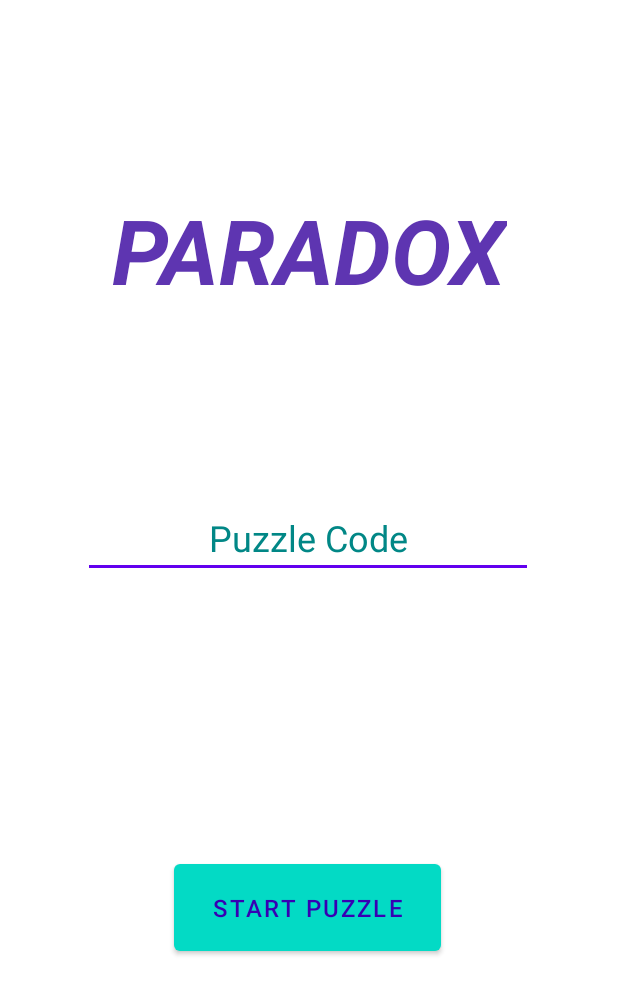
After one commit to Project-BOA/PARADOX, an Android app: the WelcomeActivity screen opened directly, with no data from a screen before it, on a phone screen of 412 x 824 dp. The commit adds this screen. Shown: the top 994 px of the screen. Run offline under Robolectric (Android 15) with nearby library versions, the phone set to English and light mode, and no system bars.

Commit message:
add welcome screen with puzzle id input

```diff
--- a/app/build.gradle
+++ b/app/build.gradle
@@ -39,7 +39,7 @@ android {
 dependencies {
     // core dependencies
     implementation 'androidx.core:core-ktx:1.9.0'
-    implementation 'androidx.appcompat:appcompat:1.6.0'
+    implementation 'androidx.appcompat:appcompat:1.6.1'
     implementation 'com.google.android.material:material:1.8.0'
 
     // for using view model classes
@@ -60,4 +60,5 @@ dependencies {
     implementation "com.squareup.retrofit2:retrofit:2.9.0"
     implementation "com.squareup.moshi:moshi-kotlin:1.9.3"
     implementation "com.squareup.retrofit2:converter-moshi:2.9.0"
+    implementation 'androidx.core:core-ktx:+'
 }
--- a/app/src/main/AndroidManifest.xml
+++ b/app/src/main/AndroidManifest.xml
@@ -12,6 +12,9 @@
         android:theme="@style/Theme.PARADOX"
         tools:targetApi="31">
         <activity
+            android:name=".WelcomeActivity"
+            android:exported="false" />
+        <activity
             android:name=".MainActivity"
             android:exported="true">
             <intent-filter>
--- /dev/null
+++ b/app/src/main/java/team/boa/paradox/LogTags.kt
@@ -0,0 +1,5 @@
+package team.boa.paradox
+
+enum class LogTags {
+    MAIN_ACTIVITY
+}
--- /dev/null
+++ b/app/src/main/java/team/boa/paradox/WelcomeActivity.kt
@@ -0,0 +1,34 @@
+package team.boa.paradox
+
+import android.content.Intent
+import android.os.Bundle
+import android.widget.Button
+import android.widget.EditText
+import androidx.appcompat.app.AppCompatActivity
+
+
+class WelcomeActivity : AppCompatActivity() {
+    override fun onCreate(savedInstanceState: Bundle?) {
+        super.onCreate(savedInstanceState)
+        setContentView(R.layout.activity_welcome)
+
+        // hide title and title bar
+         supportActionBar?.hide()
+
+        // get submit components from view
+        val submitButton : Button = findViewById(R.id.button_puzzle_id)
+        val puzzle_id_input: EditText = findViewById(R.id.edit_text_puzzle_id)
+
+        // intent to pass data back to main activity
+        val data = Intent()
+
+        submitButton.setOnClickListener{
+
+            var cleaned_input_string = puzzle_id_input.text.trim().toString();
+
+            data.putExtra("puzzle_id", cleaned_input_string)
+            setResult(RESULT_OK, data)
+            finish()
+        }
+    }
+}
--- a/app/src/main/res/layout/activity_main.xml
+++ b/app/src/main/res/layout/activity_main.xml
@@ -7,6 +7,7 @@
     tools:context=".MainActivity">
 
     <TextView
+        android:id="@+id/text_Display"
         android:layout_width="wrap_content"
         android:layout_height="wrap_content"
         android:text="Hello World!"
--- /dev/null
+++ b/app/src/main/res/layout/activity_welcome.xml
@@ -0,0 +1,70 @@
+<?xml version="1.0" encoding="utf-8"?>
+<androidx.constraintlayout.widget.ConstraintLayout xmlns:android="http://schemas.android.com/apk/res/android"
+    xmlns:app="http://schemas.android.com/apk/res-auto"
+    xmlns:tools="http://schemas.android.com/tools"
+    android:layout_width="match_parent"
+    android:layout_height="match_parent"
+    tools:context=".WelcomeActivity">
+
+    <TextView
+        android:id="@+id/text_welcome"
+        android:layout_width="wrap_content"
+        android:layout_height="wrap_content"
+        android:text="@string/text_welcome"
+        android:textAlignment="center"
+        android:textAllCaps="true"
+        android:textColor="#5E35B1"
+        android:textSize="60sp"
+        android:textStyle="bold|italic"
+        app:layout_constraintBottom_toTopOf="@+id/edit_text_puzzle_id"
+        app:layout_constraintEnd_toEndOf="parent"
+        app:layout_constraintStart_toStartOf="parent"
+        app:layout_constraintTop_toTopOf="parent" />
+
+    <EditText
+        android:id="@+id/edit_text_puzzle_id"
+        android:layout_width="300dp"
+        android:layout_height="wrap_content"
+        android:layout_marginTop="332dp"
+        android:autofillHints=""
+        android:hint="@string/edit_text_puzzle_id"
+        android:inputType="textCapCharacters"
+        android:minHeight="48dp"
+        android:selectAllOnFocus="true"
+        android:textAlignment="center"
+        android:textColor="@color/teal_700"
+        android:textColorHint="@color/teal_700"
+        android:textSize="24sp"
+        app:layout_constraintEnd_toEndOf="parent"
+        app:layout_constraintHorizontal_bias="0.495"
+        app:layout_constraintStart_toStartOf="parent"
+        app:layout_constraintTop_toTopOf="parent" />
+
+    <Button
+        android:id="@+id/button_puzzle_id"
+        android:layout_width="178dp"
+        android:layout_height="70dp"
+        android:layout_gravity="start"
+        android:text="@string/button_puzzle_code"
+        android:textColor="@color/purple_700"
+        android:textSize="16sp"
+        app:layout_constraintBottom_toBottomOf="parent"
+        app:layout_constraintEnd_toEndOf="parent"
+        app:layout_constraintHorizontal_bias="0.497"
+        app:layout_constraintStart_toStartOf="parent"
+        app:layout_constraintTop_toBottomOf="@+id/edit_text_puzzle_id" />
+
+    <ProgressBar
+        android:id="@+id/loading"
+        android:layout_width="140dp"
+        android:layout_height="106dp"
+        android:layout_gravity="center"
+        android:visibility="invisible"
+        app:layout_constraintBottom_toTopOf="@+id/button_puzzle_id"
+        app:layout_constraintEnd_toEndOf="parent"
+        app:layout_constraintHorizontal_bias="0.498"
+        app:layout_constraintStart_toStartOf="parent"
+        app:layout_constraintTop_toBottomOf="@+id/edit_text_puzzle_id"
+        app:layout_constraintVertical_bias="0.676" />
+
+</androidx.constraintlayout.widget.ConstraintLayout>
--- a/app/src/main/res/values-night/themes.xml
+++ b/app/src/main/res/values-night/themes.xml
@@ -1,16 +1,21 @@
 <resources xmlns:tools="http://schemas.android.com/tools">
     <!-- Base application theme. -->
-    <style name="Theme.PARADOX" parent="Theme.MaterialComponents.DayNight.DarkActionBar">
+    <style name="Theme.Prototype1" parent="Theme.MaterialComponents.DayNight.DarkActionBar">
         <!-- Primary brand color. -->
-        <item name="colorPrimary">@color/purple_200</item>
-        <item name="colorPrimaryVariant">@color/purple_700</item>
+        <item name="colorPrimary">@color/teal_200</item>
+        <item name="colorPrimaryVariant">@color/teal_700</item>
         <item name="colorOnPrimary">@color/black</item>
         <!-- Secondary brand color. -->
-        <item name="colorSecondary">@color/teal_200</item>
-        <item name="colorSecondaryVariant">@color/teal_200</item>
+        <item name="colorSecondary">@color/purple_500</item>
+        <item name="colorSecondaryVariant">@color/purple_700</item>
         <item name="colorOnSecondary">@color/black</item>
         <!-- Status bar color. -->
         <item name="android:statusBarColor">?attr/colorPrimaryVariant</item>
         <!-- Customize your theme here. -->
+
+        <item name="windowNoTitle">false</item>
+        <item name="windowActionBar">true</item>
+        <item name="android:windowFullscreen">true</item>
+        <item name="android:windowContentOverlay">@null</item>
     </style>
 </resources>
--- a/app/src/main/res/values/strings.xml
+++ b/app/src/main/res/values/strings.xml
@@ -1,3 +1,6 @@
 <resources>
     <string name="app_name">PARADOX</string>
+    <string name="edit_text_puzzle_id">Puzzle Code</string>
+    <string name="button_puzzle_code">Start Puzzle</string>
+    <string name="text_welcome">Paradox</string>
 </resources>
--- a/app/src/main/res/values/themes.xml
+++ b/app/src/main/res/values/themes.xml
@@ -2,15 +2,20 @@
     <!-- Base application theme. -->
     <style name="Theme.PARADOX" parent="Theme.MaterialComponents.DayNight.DarkActionBar">
         <!-- Primary brand color. -->
-        <item name="colorPrimary">@color/purple_500</item>
-        <item name="colorPrimaryVariant">@color/purple_700</item>
+        <item name="colorPrimary">@color/teal_200</item>
+        <item name="colorPrimaryVariant">@color/teal_700</item>
         <item name="colorOnPrimary">@color/white</item>
         <!-- Secondary brand color. -->
-        <item name="colorSecondary">@color/teal_200</item>
-        <item name="colorSecondaryVariant">@color/teal_700</item>
+        <item name="colorSecondary">@color/purple_500</item>
+        <item name="colorSecondaryVariant">@color/purple_700</item>
         <item name="colorOnSecondary">@color/black</item>
         <!-- Status bar color. -->
         <item name="android:statusBarColor">?attr/colorPrimaryVariant</item>
         <!-- Customize your theme here. -->
+
+        <item name="windowNoTitle">false</item>
+        <item name="windowActionBar">true</item>
+        <item name="android:windowFullscreen">true</item>
+        <item name="android:windowContentOverlay">@null</item>
     </style>
 </resources>
--- a/build.gradle
+++ b/build.gradle
@@ -1,4 +1,7 @@
 buildscript {
+    ext {
+        kotlin_version = '1.8.10'
+    }
     repositories {
         // Make sure that you have the following two repositories
         google()  // Google's Maven repository
@@ -6,6 +9,7 @@ buildscript {
     }
     dependencies {
         classpath 'com.google.gms:google-services:4.3.14'
+        classpath "org.jetbrains.kotlin:kotlin-gradle-plugin:$kotlin_version"
     }
 }// Top-level build file where you can add configuration options common to all sub-projects/modules.
 plugins {
```
Also changed, not shown: app/src/main/java/team/boa/paradox/MainActivity.kt (+46 -6 lines).
